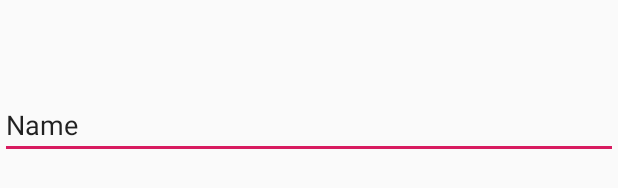
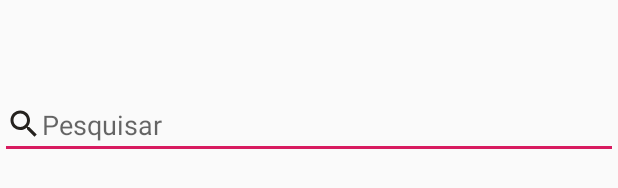
Before and after one commit to leonardofernandes07/UsandoVolley, an Android app: the layout activity_main.xml on its own in the app's theme, with its tools: preview values and no code run, on a phone screen of 412 x 824 dp. Shown: the part 679-867 px from the top of the screen. Run offline under Robolectric (Android 15) with nearby library versions, the phone set to English and light mode, and no system bars; network calls fail.

Commit message:
Desing e metodos novos

```diff
--- /dev/null
+++ b/app/src/main/res/drawable/ic_search_black_24dp.xml
@@ -0,0 +1,5 @@
+<vector android:height="24dp" android:tint="#25221E"
+    android:viewportHeight="24.0" android:viewportWidth="24.0"
+    android:width="24dp" xmlns:android="http://schemas.android.com/apk/res/android">
+    <path android:fillColor="#FF000000" android:pathData="M15.5,14h-0.79l-0.28,-0.27C15.41,12.59 16,11.11 16,9.5 16,5.91 13.09,3 9.5,3S3,5.91 3,9.5 5.91,16 9.5,16c1.61,0 3.09,-0.59 4.23,-1.57l0.27,0.28v0.79l5,4.99L20.49,19l-4.99,-5zM9.5,14C7.01,14 5,11.99 5,9.5S7.01,5 9.5,5 14,7.01 14,9.5 11.99,14 9.5,14z"/>
+</vector>
--- a/app/src/main/res/layout/activity_main.xml
+++ b/app/src/main/res/layout/activity_main.xml
@@ -22,10 +22,10 @@
         android:id="@+id/tvPesquisar"
         android:layout_width="match_parent"
         android:layout_height="wrap_content"
+        android:drawableLeft="@drawable/ic_search_black_24dp"
         android:ems="10"
         android:hint="Pesquisar"
-        android:inputType="textPersonName"
-        android:text="Name" />
+        android:inputType="textPersonName" />
 
     <ListView
         android:id="@+id/listview"
```
Also changed, not shown: app/src/main/java/com/example/cachorros/Activity/MainActivity.java (+11 -6 lines).
